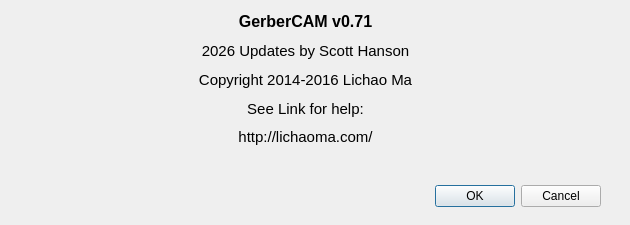
The window that res/aboutwindow.ui (computergeek1507/GerberCAM) describes before a commit, drawn with Qt 5.
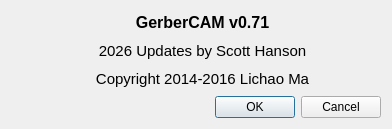
The same window after the commit.

The edit to the form file:
```diff
--- a/res/aboutwindow.ui
+++ b/res/aboutwindow.ui
@@ -6,38 +6,28 @@
    <rect>
     <x>0</x>
     <y>0</y>
-    <width>630</width>
-    <height>225</height>
+    <width>392</width>
+    <height>129</height>
    </rect>
   </property>
   <property name="windowTitle">
    <string>About GerberCAM</string>
   </property>
-  <widget class="QDialogButtonBox" name="buttonBox">
-   <property name="geometry">
-    <rect>
-     <x>260</x>
-     <y>180</y>
-     <width>341</width>
-     <height>32</height>
-    </rect>
-   </property>
-   <property name="orientation">
-    <enum>Qt::Horizontal</enum>
-   </property>
-   <property name="standardButtons">
-    <set>QDialogButtonBox::Cancel|QDialogButtonBox::Ok</set>
-   </property>
-  </widget>
-  <widget class="QWidget" name="layoutWidget">
-   <property name="geometry">
-    <rect>
-     <x>60</x>
-     <y>10</y>
-     <width>491</width>
-     <height>139</height>
-    </rect>
-   </property>
+  <layout class="QFormLayout" name="formLayout">
+   <item row="0" column="0">
+    <widget class="QLabel" name="labelIcon">
+     <property name="sizePolicy">
+      <sizepolicy hsizetype="Expanding" vsizetype="Expanding">
+       <horstretch>0</horstretch>
+       <verstretch>0</verstretch>
+      </sizepolicy>
+     </property>
+     <property name="text">
+      <string/>
+     </property>
+    </widget>
+   </item>
+   <item row="0" column="1">
    <layout class="QVBoxLayout" name="verticalLayout">
     <item>
      <widget class="QLabel" name="label_GerberCAM">
@@ -90,48 +80,19 @@
       </property>
      </widget>
     </item>
-    <item>
-     <widget class="QLabel" name="label_description">
-      <property name="font">
-       <font>
-        <pointsize>11</pointsize>
-        <weight>50</weight>
-        <bold>false</bold>
-       </font>
-      </property>
-      <property name="text">
-       <string>See Link for help:</string>
-      </property>
-      <property name="alignment">
-       <set>Qt::AlignCenter</set>
-      </property>
-     </widget>
-    </item>
-    <item>
-     <widget class="QLabel" name="label_Link">
-      <property name="font">
-       <font>
-        <pointsize>11</pointsize>
-        <weight>50</weight>
-        <bold>false</bold>
-       </font>
-      </property>
-      <property name="text">
-       <string>http://lichaoma.com/</string>
-      </property>
-      <property name="textFormat">
-       <enum>Qt::RichText</enum>
-      </property>
-      <property name="alignment">
-       <set>Qt::AlignCenter</set>
-      </property>
-      <property name="openExternalLinks">
-       <bool>true</bool>
-      </property>
+    </layout>
+   </item>
+   <item row="1" column="0" colspan="2">
+    <widget class="QDialogButtonBox" name="buttonBox">
+     <property name="orientation">
+      <enum>Qt::Horizontal</enum>
+     </property>
+     <property name="standardButtons">
+      <set>QDialogButtonBox::Cancel|QDialogButtonBox::Ok</set>
+     </property>
      </widget>
     </item>
    </layout>
-  </widget>
  </widget>
  <resources/>
  <connections>
```
Lines whose indentation alone changed are shown as unchanged.
